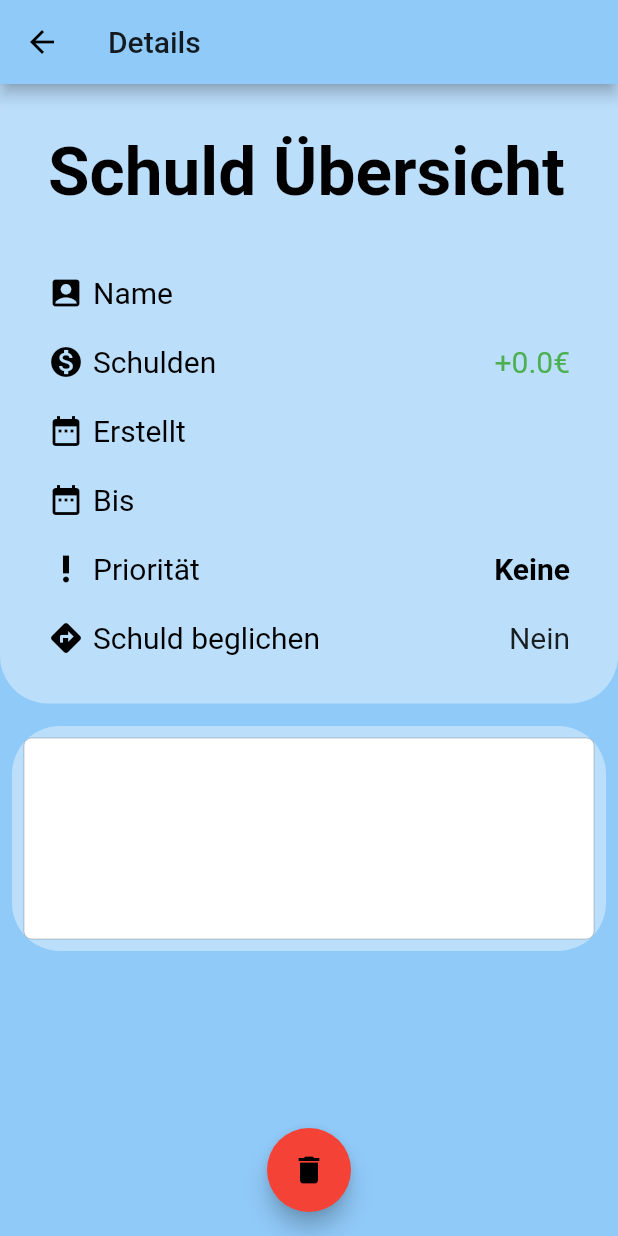
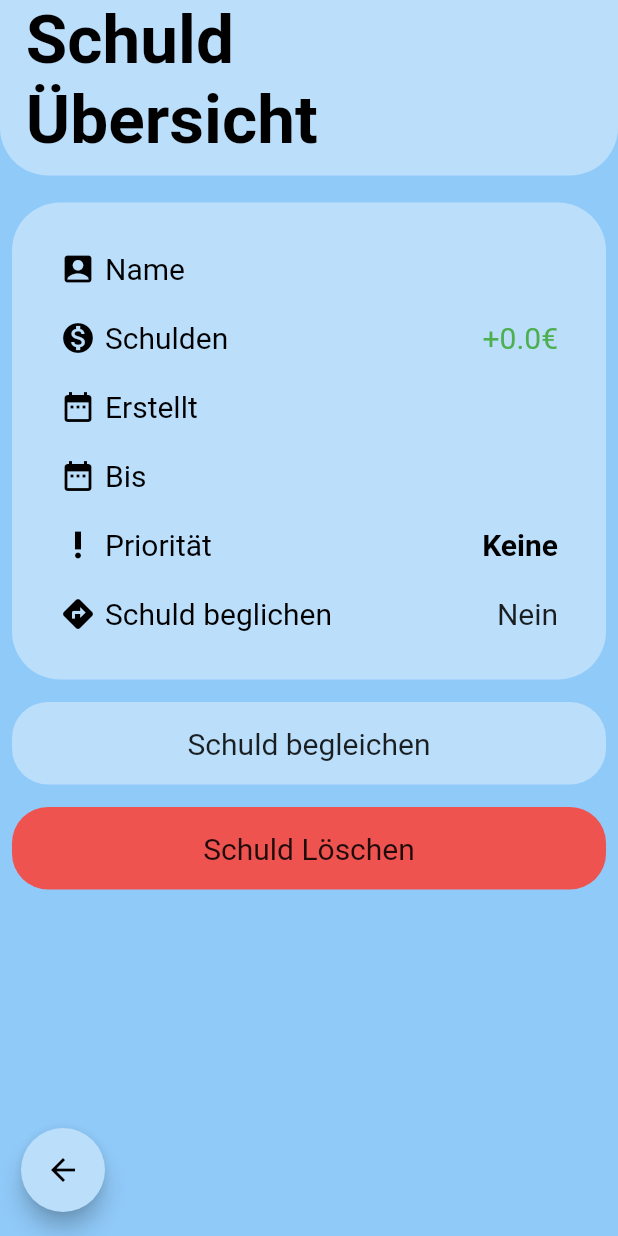
Before and after one commit to CaptainWeasle/Projekt-B-2.0, a Flutter app: the DetailedPage screen opened directly with empty values, on a phone screen of 412 x 824 dp. Run offline on Flutter 3.47's test engine with Material 2 defaults, Android fonts, the phone set to English and light mode, and no system bars; our stand-ins replace datetime_picker_formfield, sqflite; accounts and stored records are empty; Roboto replaces fonts that are missing (Hind, Montserrat).

```diff
--- a/project_b/lib/src/pages/detailedPage.dart
+++ b/project_b/lib/src/pages/detailedPage.dart
@@ -29,29 +29,51 @@ class DetailedPageState extends State<DetailedPage> {
     var appBody = ListView(
       children: <Widget>[
         Container(
+          height: 117,
           decoration: BoxDecoration(
             color: Colors.blue[100],
             borderRadius: BorderRadius.only(
+              bottomRight: Radius.circular(32),
               bottomLeft: Radius.circular(32),
-              bottomRight: Radius.circular(32),
             ),
           ),
-          padding: EdgeInsets.fromLTRB(32, 0, 32, 32),
           child: Column(
-            crossAxisAlignment: CrossAxisAlignment.start,
             children: <Widget>[
-              SizedBox(height: 32.0),
               Container(
                 width: 400.0,
                 child: Text(
-                  'Schuld Übersicht',
+                  ' Schuld ',
                   style: TextStyle(
                       color: Colors.black,
                       fontWeight: FontWeight.bold,
                       fontSize: 45.0),
                 ),
               ),
-              SizedBox(height: 42.0),
+              Container(
+                width: 400.0,
+                child: Text(
+                  ' Übersicht',
+                  style: TextStyle(
+                      color: Colors.black,
+                      fontWeight: FontWeight.bold,
+                      fontSize: 45.0),
+                ),
+              ),
+            ],
+          ),
+        ),
+        SizedBox(height: 10.0),
+        Padding(
+          padding: const EdgeInsets.fromLTRB(8, 8, 8, 0),
+          child: Container(
+            decoration: BoxDecoration(
+                color: Colors.blue[100],
+                borderRadius: BorderRadius.all(Radius.circular(32))),
+            padding: EdgeInsets.fromLTRB(32, 0, 32, 32),
+            child: Column(
+              crossAxisAlignment: CrossAxisAlignment.start,
+              children: <Widget>[
+                SizedBox(height: 32.0),
                 itemRow(Icons.account_box, 'Name', widget.debtItem.name),
                 SizedBox(height: 22.0),
                 Row(
@@ -68,8 +90,8 @@ class DetailedPageState extends State<DetailedPage> {
                             SizedBox(width: 6.0),
                             Text(
                               "Schulden",
-                            style:
-                                TextStyle(color: Colors.black, fontSize: 20.0),
+                              style: TextStyle(
+                                  color: Colors.black, fontSize: 20.0),
                             )
                           ],
                         ),
@@ -79,8 +101,8 @@ class DetailedPageState extends State<DetailedPage> {
                   ],
                 ),
                 SizedBox(height: 22.0),
-              itemRow(
-                  Icons.date_range, 'Erstellt', widget.debtItem.debtStartDate),
+                itemRow(Icons.date_range, 'Erstellt',
+                    widget.debtItem.debtStartDate),
                 SizedBox(height: 22.0),
                 itemRow(
                     Icons.date_range, 'Bis', widget.debtItem.debtDeadlineDate),
@@ -99,8 +121,8 @@ class DetailedPageState extends State<DetailedPage> {
                             SizedBox(width: 6.0),
                             Text(
                               "Priorität",
-                            style:
-                                TextStyle(color: Colors.black, fontSize: 20.0),
+                              style: TextStyle(
+                                  color: Colors.black, fontSize: 20.0),
                             )
                           ],
                         ),
@@ -124,8 +146,8 @@ class DetailedPageState extends State<DetailedPage> {
                             SizedBox(width: 6.0),
                             Text(
                               "Schuld beglichen",
-                            style:
-                                TextStyle(color: Colors.black, fontSize: 20.0),
+                              style: TextStyle(
+                                  color: Colors.black, fontSize: 20.0),
                             )
                           ],
                         ),
@@ -137,38 +159,74 @@ class DetailedPageState extends State<DetailedPage> {
               ],
             ),
           ),
+        ),
         SizedBox(height: 15.0),
         Padding(
           padding: const EdgeInsets.only(left: 8.0, right: 8.0),
+          child: GestureDetector(
+            onTap: () {},
             child: Container(
-            height: 150.0,
               decoration: BoxDecoration(
                   color: Colors.blue[100],
-                borderRadius: BorderRadius.circular(32)),
+                  borderRadius: BorderRadius.circular(24)),
               child: Padding(
-              padding: const EdgeInsets.all(8.0),
-              child: CupertinoTextField(
-                controller: beschreibungEditController,
-                cursorColor: Colors.black,
+                padding: const EdgeInsets.all(16.0),
+                child: Center(
+                  child: Text(
+                    begleichenButton(widget.debtItem),
+                    style: TextStyle(fontSize: 20),
                   ),
                 ),
               ),
             ),
-        SizedBox(height: 32.0),
+          ),
+        ),
+        SizedBox(
+          height: 15,
+        ),
+        Padding(
+          padding: const EdgeInsets.only(left: 8.0, right: 8.0),
+          child: GestureDetector(
+            onTap: () {
+              widget.debtBloc.deleteDebtById(widget.debtItem.id);
+              Navigator.pop(context);
+            },
+            child: Container(
+              decoration: BoxDecoration(
+                  color: Colors.red[400],
+                  borderRadius: BorderRadius.circular(24)),
+              child: Padding(
+                padding: const EdgeInsets.all(16.0),
+                child: Center(
+                  child: Text(
+                    "Schuld Löschen",
+                    style: TextStyle(fontSize: 20),
+                  ),
+                ),
+              ),
+            ),
+          ),
+        ),
       ],
     );
 
     return Scaffold(
-      appBar: AppBar(
-        title: Text("Details"),
+      resizeToAvoidBottomPadding: false,
+      floatingActionButtonLocation: FloatingActionButtonLocation.endFloat,
+      floatingActionButton: new Row(
+        children: <Widget>[
+          new Padding(
+            padding: new EdgeInsets.symmetric(
+              horizontal: 15.0,
             ),
-      floatingActionButtonLocation: FloatingActionButtonLocation.centerFloat,
-      floatingActionButton: FloatingActionButton(
+          ),
+          new FloatingActionButton(
             onPressed: () {
-          // Add your onPressed code here!
+              Navigator.pop(context);
             },
-        child: Icon(Icons.delete),
-        backgroundColor: Colors.red,
+            child: new Icon(Icons.arrow_back),
+          ),
+        ],
       ),
       backgroundColor: Colors.blue[200],
       body: appBody,
--- a/project_b/lib/src/ui_elements/debtNumberColor.dart
+++ b/project_b/lib/src/ui_elements/debtNumberColor.dart
@@ -1,6 +1,13 @@
 import 'package:flutter/cupertino.dart';
 import 'package:flutter/material.dart';
 import 'package:project_b/src/models/debtItem.dart';
+
+begleichenButton(DebtItem debt) {
+  if (debt.isDone) {
+    return "Schuld nicht beglichen";
+  }
+  return "Schuld begleichen";
+}
 
 isDone(DebtItem debt) {
   if (debt.isDone) {
```
Lines whose indentation alone changed are shown as unchanged.
